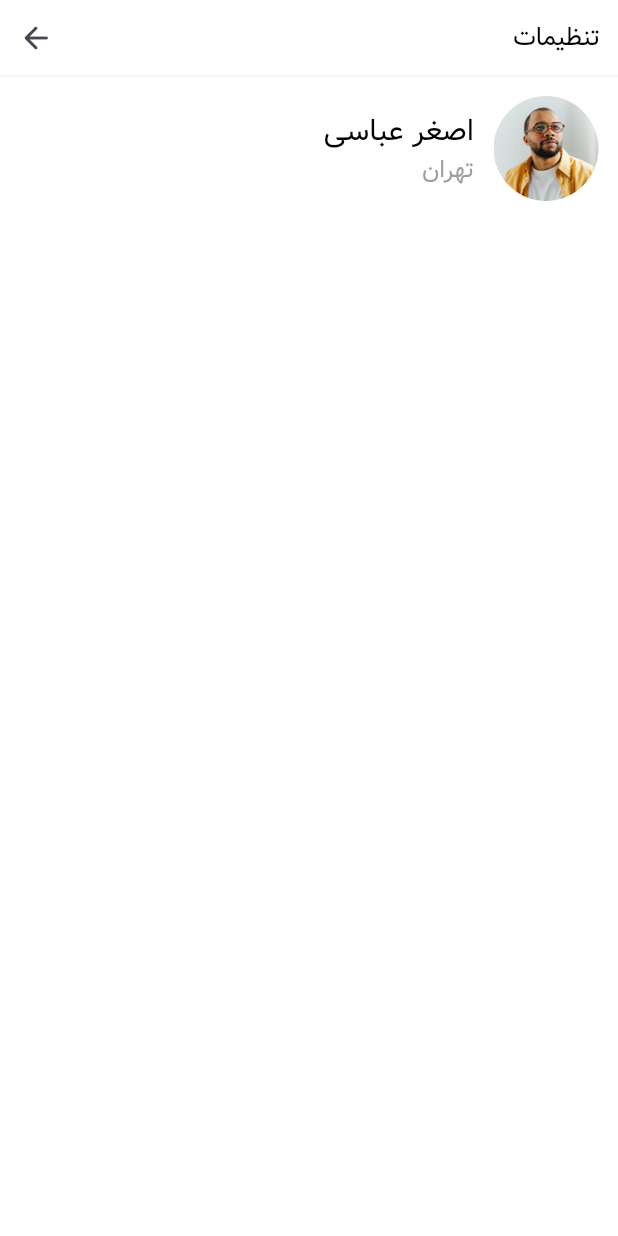
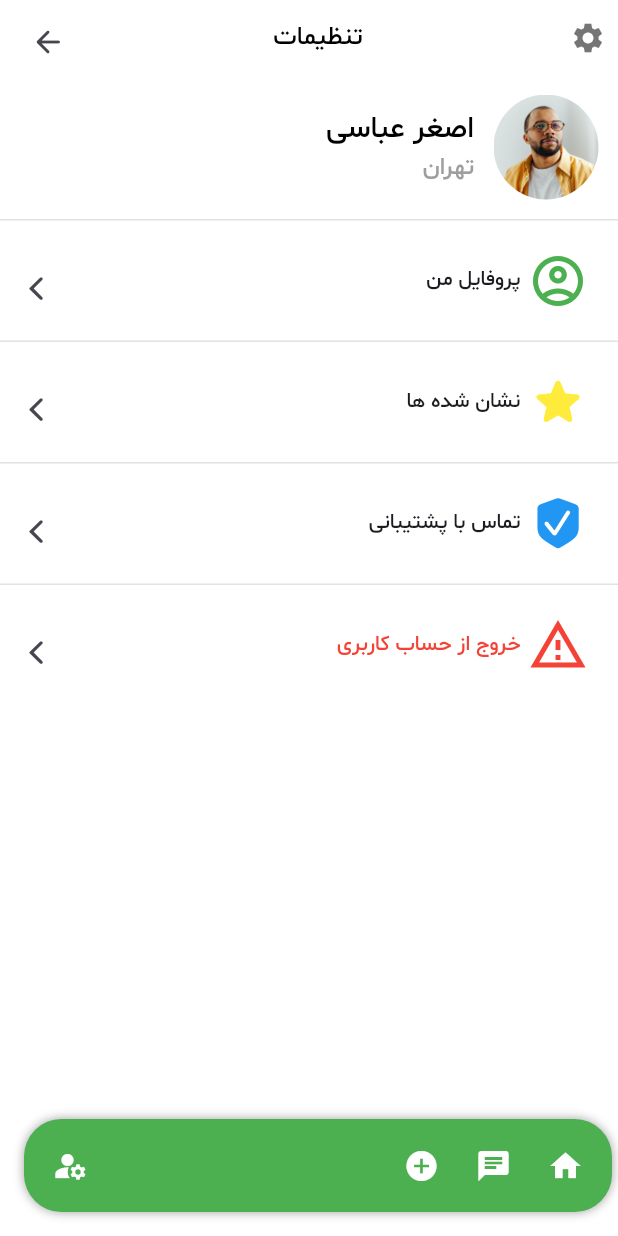
Before and after one commit to MadPad124/Adminor, a Flutter app: the SettingsPage screen opened directly, on a phone screen of 412 x 824 dp. Run offline on Flutter 3.47's test engine with Material 3 defaults, Android fonts, the phone set to English and light mode, and no system bars; our stand-ins replace animated_splash_screen, animated_text_kit, chat_bubbles, page_transition, shared_preferences; missing offline and left inert: mobkit_dashed_border; accounts and stored records are empty; project files that could hold a hidden picture were left out.

Commit message:
changes are

```diff
--- a/lib/AdeversitingPages/AdeversitingPage.dart
+++ b/lib/AdeversitingPages/AdeversitingPage.dart
@@ -343,7 +343,7 @@ class _AdvertisingPageState extends State<AdvertisingPage> {
                                                 mainAxisAlignment: MainAxisAlignment.center,
                                                 children: [
                                                   const SizedBox(width: 10,),
-                                                  TextButton(onPressed: (){Navigator.of(context).pop();},style: ButtonStyle(minimumSize: MaterialStateProperty.all(const Size(80, 50)),backgroundColor:MaterialStateProperty.all(Colors.green),padding: MaterialStateProperty.all(const EdgeInsets.all(15))), child: const Text('تایید',style: TextStyle(color: Colors.white),)),
+                                                  TextButton(onPressed: (){Navigator.of(context).pop();},style: ButtonStyle(minimumSize: MaterialStateProperty.all(const Size(80, 30)),backgroundColor:MaterialStateProperty.all(Colors.green),padding: MaterialStateProperty.all(const EdgeInsets.all(15))), child: const Text('تایید',style: TextStyle(color: Colors.white),)),
                                                   const SizedBox(width: 5,),
                                                   TextButton(onPressed: (){Navigator.of(context).pop();},style: ButtonStyle(backgroundColor:MaterialStateProperty.all(Colors.red),padding: MaterialStateProperty.all(const EdgeInsets.all(15))), child: const Text('انصراف',style: TextStyle(color: Colors.white),)),
                                                   const SizedBox(width: 5,),
--- a/lib/Settings/settingsPage.dart
+++ b/lib/Settings/settingsPage.dart
@@ -1,5 +1,6 @@
 
 import 'package:adminor/AdeversitingPages/AdeversitingPage.dart';
+import 'package:adminor/loginPages/loginPage.dart';
 import 'package:flutter/material.dart';
 import 'package:flutter/cupertino.dart';
 class SettingsPage extends StatelessWidget {
@@ -9,23 +10,35 @@ class SettingsPage extends StatelessWidget {
   Widget build(BuildContext context) {
     return SafeArea(
       child: Scaffold(
+        floatingActionButton: bottomMenu(context),
         body: Container(color: Colors.white,
           child:Column(children: [
              SizedBox(
+              width: MediaQuery.of(context).size.width,
                height: 50,
                child: Row(
-                mainAxisAlignment: MainAxisAlignment.spaceBetween,
+               mainAxisAlignment: MainAxisAlignment.center,
                 crossAxisAlignment: CrossAxisAlignment.center,
-                textDirection:TextDirection.ltr,
+                textDirection:TextDirection.rtl,
                 children: [
-                  IconButton(onPressed: (){Navigator.pop(context);},icon: const Icon(Icons.arrow_forward_rounded)),
-                  const Padding(
-                    padding: EdgeInsets.only(right: 12),
-                    child: Text('تنظیمات',style: TextStyle(decoration: TextDecoration.none,color: Colors.black,fontSize: 17,fontFamily: 'Vazir'),),
+                const Padding(
+                  padding: EdgeInsets.all(8.0),
+                  child: Icon(Icons.settings,color: Colors.black54,),
+                ),
+                  const Expanded(
+                    child: Center(
+                      child: Padding(
+                        padding: EdgeInsets.only(right: 12),
+                        child: Text('تنظیمات',style: TextStyle(decoration: TextDecoration.none,color: Colors.black,fontSize: 17,fontFamily: 'Shabnam'),),
+                      ),
+                    ),
+                  ),
+                    Padding(
+                    padding: const EdgeInsets.all(8.0),
+                    child: IconButton(onPressed: (){Navigator.pop(context);},icon: const Icon(Icons.arrow_forward_rounded)),
                   ),
                 ],),
              ),
-            Container(decoration: BoxDecoration(color: Colors.grey.withOpacity(0.1)),width: MediaQuery.of(context).size.width,height: 1,),
             Row(
               mainAxisAlignment: MainAxisAlignment.start,
               textDirection: TextDirection.rtl,children: [
@@ -38,11 +51,57 @@ class SettingsPage extends StatelessWidget {
                 mainAxisAlignment: MainAxisAlignment.center,
                 crossAxisAlignment: CrossAxisAlignment.start,
                 children: [
-                  Text('اصغر عباسی',style: TextStyle(decoration: TextDecoration.none,color: Colors.black,fontSize: 20,fontFamily: 'Vazir')),
-                  Text('تهران',style: TextStyle(decoration: TextDecoration.none,color: Colors.grey,fontSize: 16,fontFamily: 'Vazir'))],)
+                  Text('اصغر عباسی',style: TextStyle(decoration: TextDecoration.none,color: Colors.black,fontSize: 20,fontFamily: 'Shabnam')),
+                  Text('تهران',style: TextStyle(decoration: TextDecoration.none,color: Colors.grey,fontSize: 16,fontFamily: 'Shabnam'))],)
+            ],),
+            Column(children: [
+              Container(width: MediaQuery.of(context).size.width,decoration: BoxDecoration(border: Border(bottom: BorderSide(color: Colors.grey.withOpacity(0.3)))),),
+              option(context, 'پروفایل من',Icons.account_circle_outlined,Colors.green, const AdvertisingPage()),
+              Container(width: MediaQuery.of(context).size.width,decoration: BoxDecoration(border: Border(bottom: BorderSide(color: Colors.grey.withOpacity(0.3)))),),
+              option(context, 'نشان شده ها',Icons.star_rounded,Colors.yellow ,const AdvertisingPage()),
+              Container(width: MediaQuery.of(context).size.width,decoration: BoxDecoration(border: Border(bottom: BorderSide(color: Colors.grey.withOpacity(0.3)))),),
+              option(context, 'تماس با پشتیبانی',CupertinoIcons.checkmark_shield_fill,Colors.blue,const AdvertisingPage()),
+              Container(width: MediaQuery.of(context).size.width,decoration: BoxDecoration(border: Border(bottom: BorderSide(color: Colors.grey.withOpacity(0.3)))),),
+              InkWell(
+                onTap: (){Navigator.of(context).push(MaterialPageRoute(builder: (context) => const LoginPage()));},
+                 child: SizedBox(width:MediaQuery.of(context).size.width,height: 80,child:Row(crossAxisAlignment: CrossAxisAlignment.center,mainAxisAlignment: MainAxisAlignment.center,children:[
+                   const Padding(
+                    padding: EdgeInsets.only(right: 20.0),
+                    child: Icon(Icons.warning_amber_outlined,size: 40,color: Colors.red,),
+                  ),  const Expanded(
+                   child: Padding(
+                     padding: EdgeInsets.only(top:0.0,right: 5),
+                     child: Text('خروج از حساب کاربری',style: TextStyle(fontFamily: 'Shabnam',color: Colors.red),),
+                   ),),
+                   Padding(
+                     padding: const EdgeInsets.only(top: 10.0),
+                     child: IconButton(onPressed: (){}, icon: const Icon(CupertinoIcons.forward) ),
+                   )
+                 ],)),
+               )
             ],)
-          ]),),
+          ]
+          ),),
       ),
     );
   }
 }
+Widget option(context,String text,IconData icon,Color color,Widget page,){
+  return InkWell(
+                onTap: (){Navigator.of(context).push(MaterialPageRoute(builder: (context) => page));},
+                 child: SizedBox(width:MediaQuery.of(context).size.width,height: 80,child:Row(crossAxisAlignment: CrossAxisAlignment.center,mainAxisAlignment: MainAxisAlignment.center,children:[
+                   Padding(
+                    padding: const EdgeInsets.only(right: 20.0),
+                    child: Icon(icon,size: 40,color: color,),
+                  ),  Expanded(
+                   child: Padding(
+                     padding: const EdgeInsets.only(top:0.0,right: 5),
+                     child: Text(text,style: const TextStyle(fontFamily: 'Shabnam'),),
+                   ),),
+                   Padding(
+                     padding: const EdgeInsets.only(top: 10.0),
+                     child: IconButton(onPressed: (){Navigator.of(context).push(MaterialPageRoute(builder: (context) => page));}, icon: const Icon(CupertinoIcons.forward) ),
+                   )
+                 ],)),
+               );
+}
--- a/lib/main.dart
+++ b/lib/main.dart
@@ -1,6 +1,7 @@
 
 import 'package:adminor/AdeversitingPages/AdeversitingPage.dart';
 import 'package:adminor/Settings/settingsPage.dart';
+import 'package:adminor/loginPages/loginPage.dart';
 import 'package:adminor/splashPages/splashPage.dart';
 //import 'package:animated_splash_screen/animated_splash_screen.dart';
 import 'package:flutter/material.dart';
@@ -39,7 +40,7 @@ class MyApp extends StatelessWidget {
         appBarTheme:
             const AppBarTheme(systemOverlayStyle: SystemUiOverlayStyle.light),
       ),
-      home: const /*StartAppSplashPage*/AdvertisingPage()
+      home: const /*StartAppSplashPage*/LoginPage()
     );
   }
 }
--- a/lib/widgets/widgets.dart
+++ b/lib/widgets/widgets.dart
@@ -3,7 +3,7 @@ import 'package:flutter/material.dart';
 
 Widget showText(String text,double fontSize,Color textColor,FontWeight fontWeight){
 
-  return Text(text , style: TextStyle(fontWeight: fontWeight,fontSize: fontSize,color: textColor,fontFamily: 'vazir'),);
+  return Text(text , style: TextStyle(fontWeight: fontWeight,fontSize: fontSize,color: textColor,fontFamily: 'Vazir'),);
 
 }
 
```
Also changed, not shown: lib/loginPages/loginPage.dart (+5 -7 lines), pubspec.lock, 8 other files.
